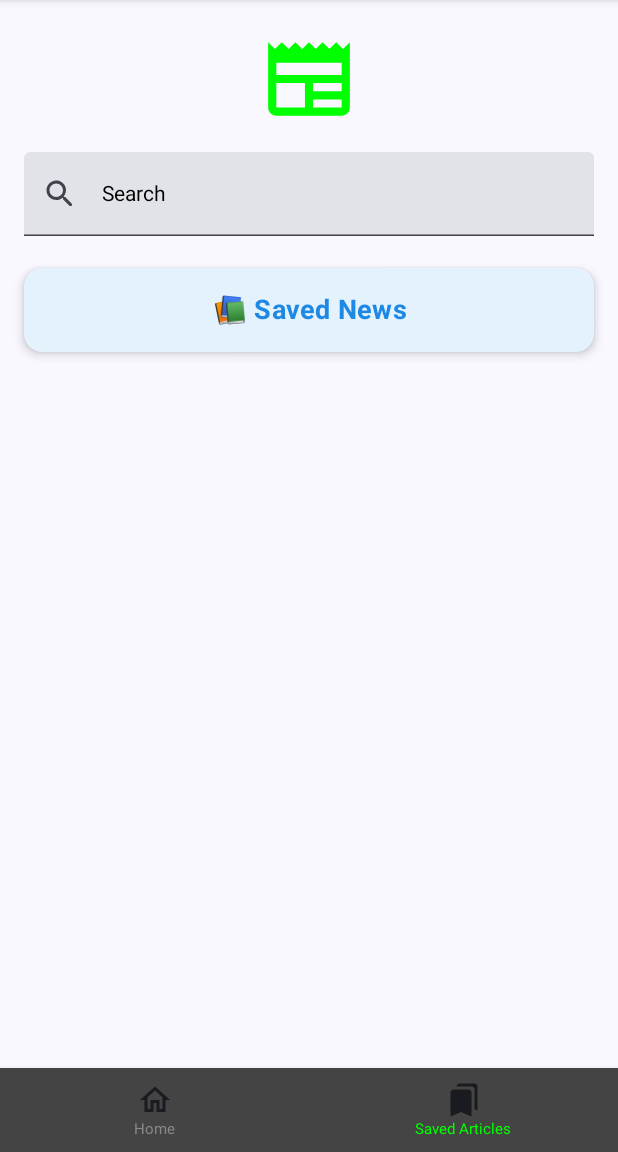
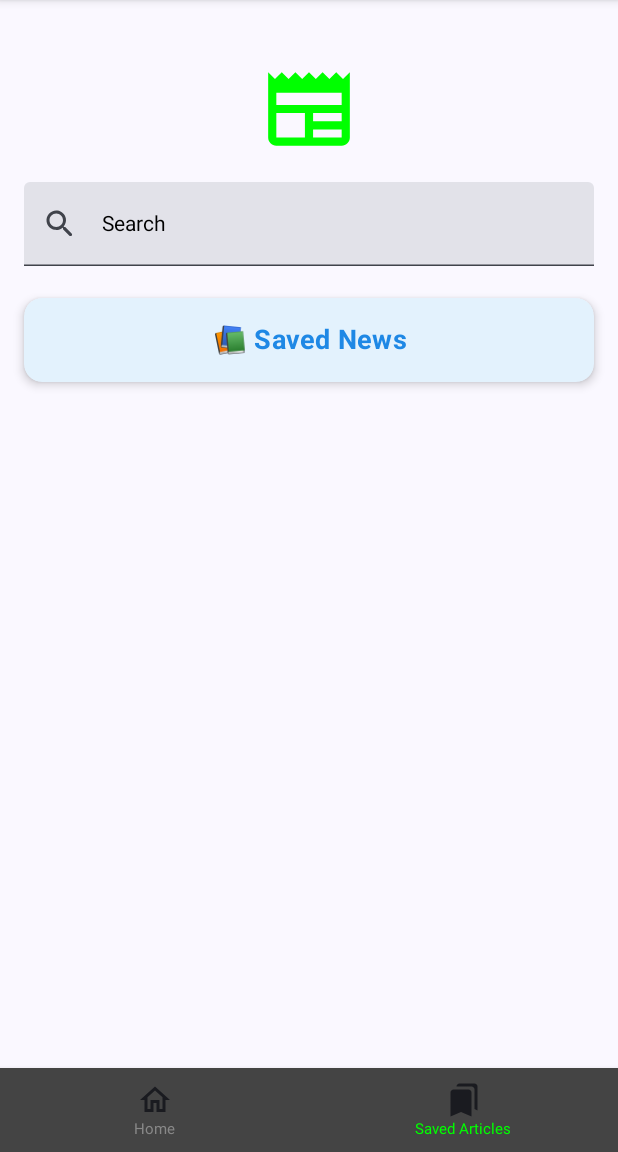
Before and after one commit to Funto759/news_app_compose, an Android app built with Jetpack Compose: the SavedNewsListScreen screen opened through its navigation route, on a phone screen of 412 x 824 dp, the part 84-1236 px from its top. Run offline under Robolectric (Android 15) with nearby library versions, the phone set to English and light mode, and no system bars; our stand-ins replace Dagger/Hilt's generated code, paging.

Commit message:
feat: Adjust vertical spacing in NewsListScreen and SavedNewsListScreen
This commit modifies the vertical spacing at the top of the `NewsListScreen` and `SavedNewsListScreen` by increasing the `Spacer` height from `20.dp` to `40.dp`.

```diff
--- a/app/src/main/java/com/example/newsappfunto/ui/screens/NewsListScreen.kt
+++ b/app/src/main/java/com/example/newsappfunto/ui/screens/NewsListScreen.kt
@@ -73,7 +73,7 @@ fun NewsListScreen(
         modifier = Modifier.fillMaxSize()
     ) {
         Column {
-            Spacer(Modifier.height(20.dp))
+            Spacer(Modifier.height(40.dp))
             Image(
                 colorFilter = ColorFilter.tint(Color.Green),
                 imageVector = Icons.Default.Newspaper,
--- a/app/src/main/java/com/example/newsappfunto/ui/screens/SavedNewsListScreen.kt
+++ b/app/src/main/java/com/example/newsappfunto/ui/screens/SavedNewsListScreen.kt
@@ -66,7 +66,7 @@ fun SavedNewsListScreen(
         modifier = Modifier.fillMaxSize()
     ) {
         Column {
-            Spacer(Modifier.height(20.dp))
+            Spacer(Modifier.height(40.dp))
             Image(
                 colorFilter = ColorFilter.tint(Color.Green),
                 imageVector = Icons.Default.Newspaper,
```
